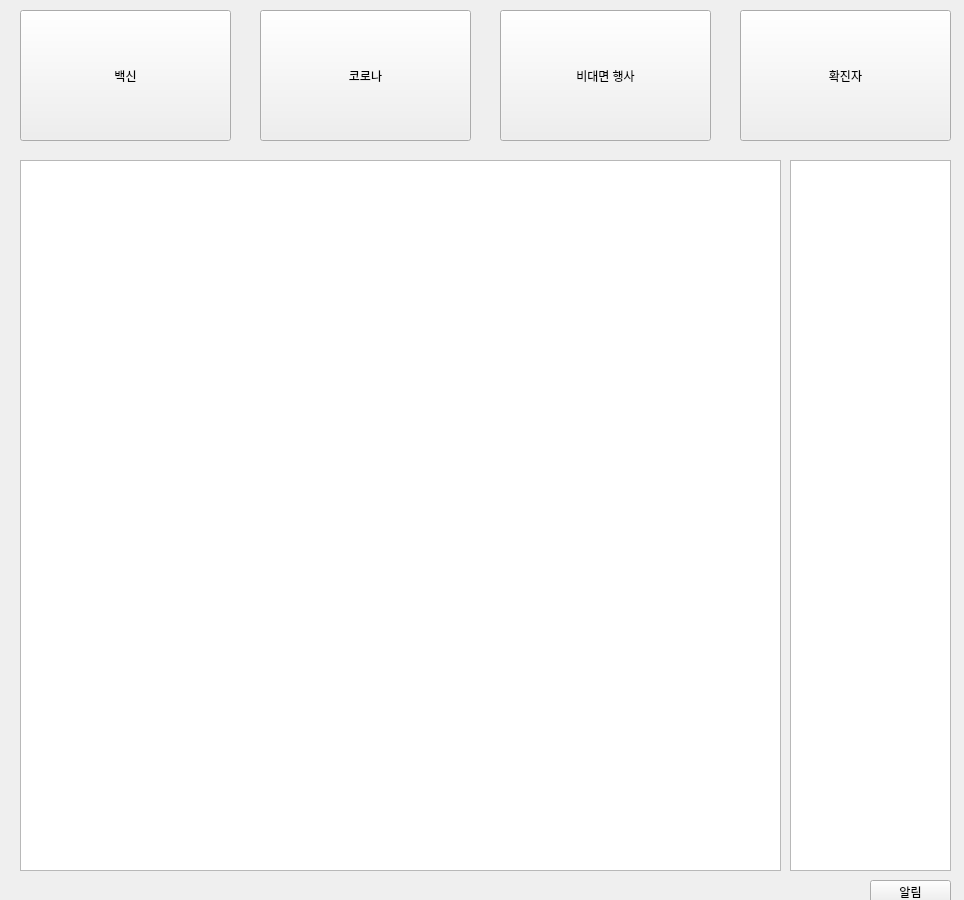
First picture: the form in UI/TotalInfoWindow.ui, repository 723poil/CIMS_project, before the edit.
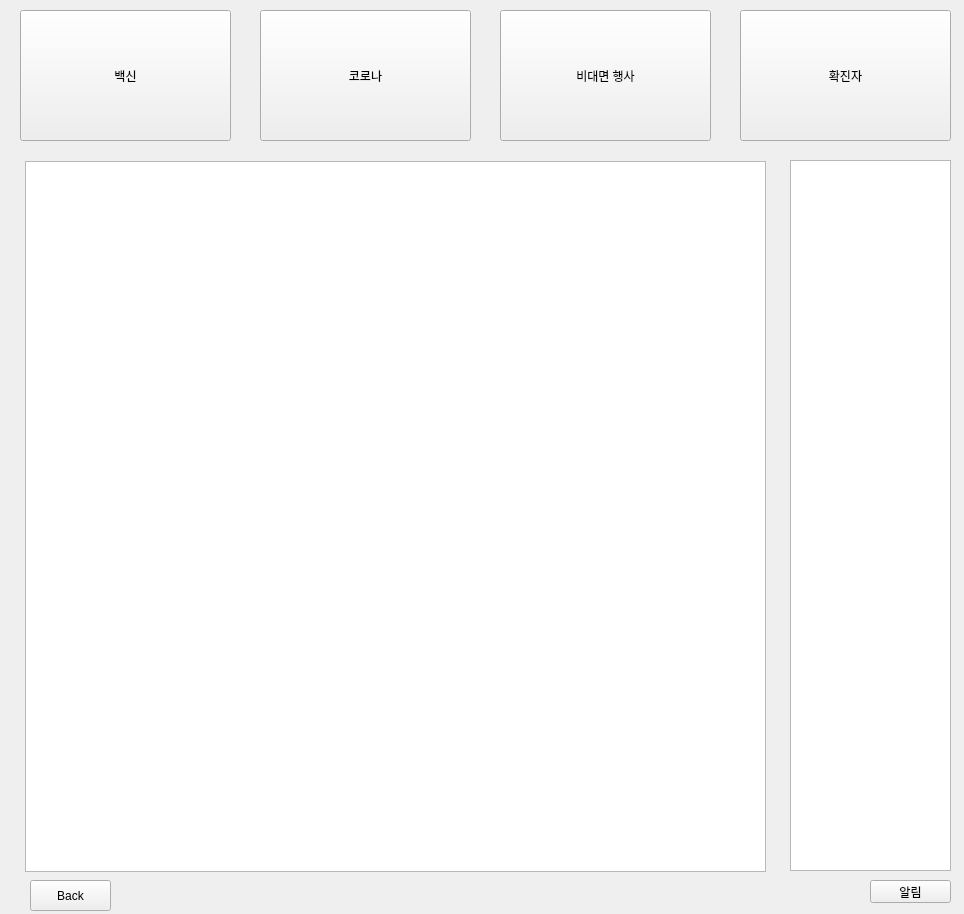
Second picture: the form after the edit.

```diff
--- a/UI/TotalInfoWindow.ui
+++ b/UI/TotalInfoWindow.ui
@@ -7,7 +7,7 @@
     <x>0</x>
     <y>0</y>
     <width>964</width>
-    <height>900</height>
+    <height>914</height>
    </rect>
   </property>
   <property name="windowTitle">
@@ -72,16 +72,6 @@
      <string>확진자</string>
     </property>
    </widget>
-   <widget class="QListWidget" name="listWidget">
-    <property name="geometry">
-     <rect>
-      <x>20</x>
-      <y>160</y>
-      <width>761</width>
-      <height>711</height>
-     </rect>
-    </property>
-   </widget>
    <widget class="QListWidget" name="listWidget_2">
     <property name="geometry">
      <rect>
@@ -118,6 +108,29 @@
      <string/>
     </property>
    </widget>
+   <widget class="QPushButton" name="Back">
+    <property name="geometry">
+     <rect>
+      <x>30</x>
+      <y>880</y>
+      <width>81</width>
+      <height>31</height>
+     </rect>
+    </property>
+    <property name="text">
+     <string>Back</string>
+    </property>
+   </widget>
+   <widget class="QListWidget" name="listWidget">
+    <property name="geometry">
+     <rect>
+      <x>25</x>
+      <y>161</y>
+      <width>741</width>
+      <height>711</height>
+     </rect>
+    </property>
+   </widget>
   </widget>
  </widget>
  <resources/>
```
